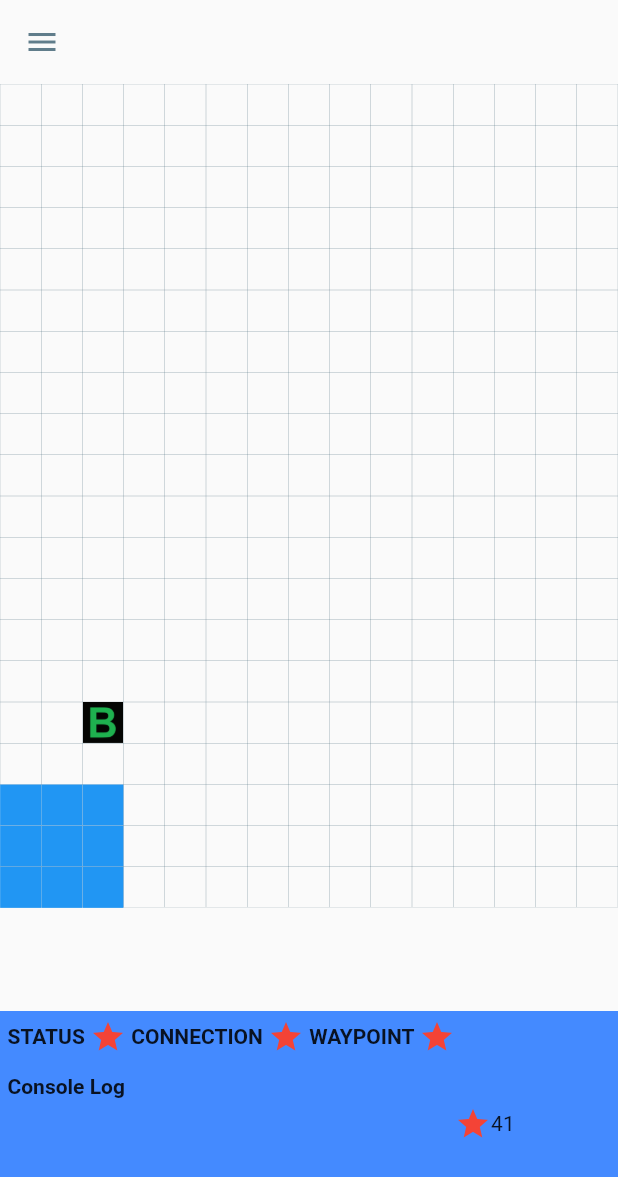
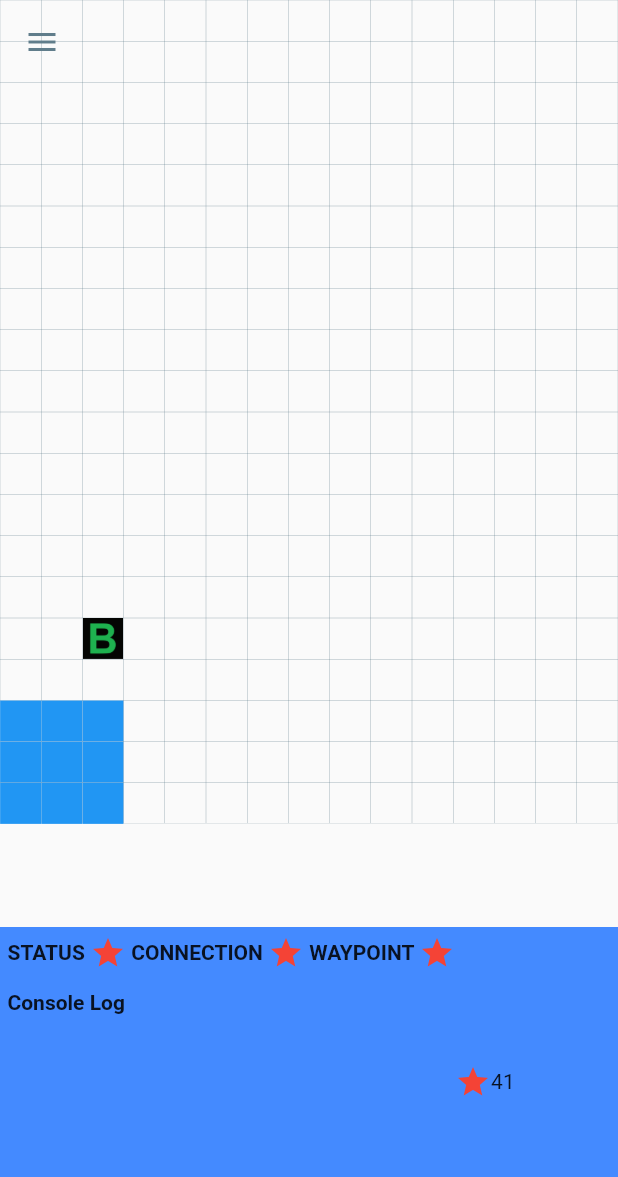
Before and after one commit to ngljie97/ay2021mdp_grp5, a Flutter app: the screen it shows after launch, on a phone screen of 412 x 824 dp. Shown: the top 1177 px of the screen. Run offline on Flutter 3.47's test engine with Material 2 defaults, Android fonts, the phone set to English and light mode, and no system bars.

Commit message:
updated appbar

```diff
--- a/android_remote/lib/main.dart
+++ b/android_remote/lib/main.dart
@@ -8,7 +8,6 @@ void main() {
   runApp(MyApp());
 }
 
-GlobalKey<ScaffoldState> _scaffoldKey = GlobalKey<ScaffoldState>();
 
 class MyApp extends StatelessWidget {
   // This widget is the root of your application.
--- a/android_remote/lib/page_master.dart
+++ b/android_remote/lib/page_master.dart
@@ -15,12 +15,33 @@ class AppMaster extends StatelessWidget {
   @override
   Widget build(BuildContext context) {
     return new Scaffold(
-      appBar: AppBar(
-        backgroundColor: Colors.transparent,
-        elevation: 0.0,
-        iconTheme: IconThemeData(color: CustomTheme.themeColor),
-      ),
-      body: this.body,
+      // extendBodyBehindAppBar: true,
+      // appBar: AppBar(
+      //   backgroundColor: Colors.green,
+      //   elevation: 0.0,
+      //   iconTheme: IconThemeData(color: CustomTheme.themeColor),
+      // ),
+      body: Stack(
+        children: <Widget>[
+
+          Container( //My container or any other widget
+            child: this.body,
+          ),
+          new Positioned( //Place it at the top, and not use the entire screen
+            top: 0.0,
+            left: 0.0,
+            right: 0.0,
+            child: AppBar(title: Text(''),
+              backgroundColor: Colors.transparent, //No more green
+
+              elevation: 0.0,
+              iconTheme: IconThemeData(color: CustomTheme.themeColor),
+
+
+            ),),
+
+        ], ),
+
       drawer: Drawer(
         child: ListView(
           padding: EdgeInsets.zero,
```
Also changed, not shown: android_remote/pubspec.lock.
